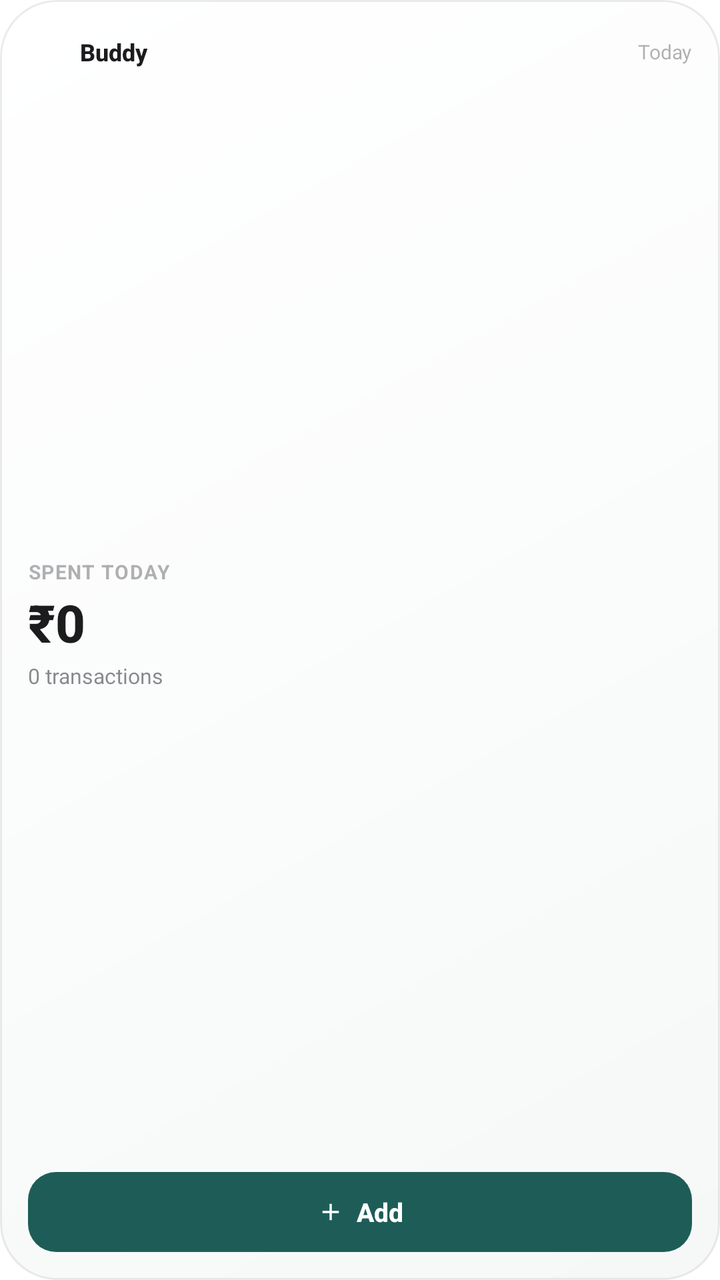
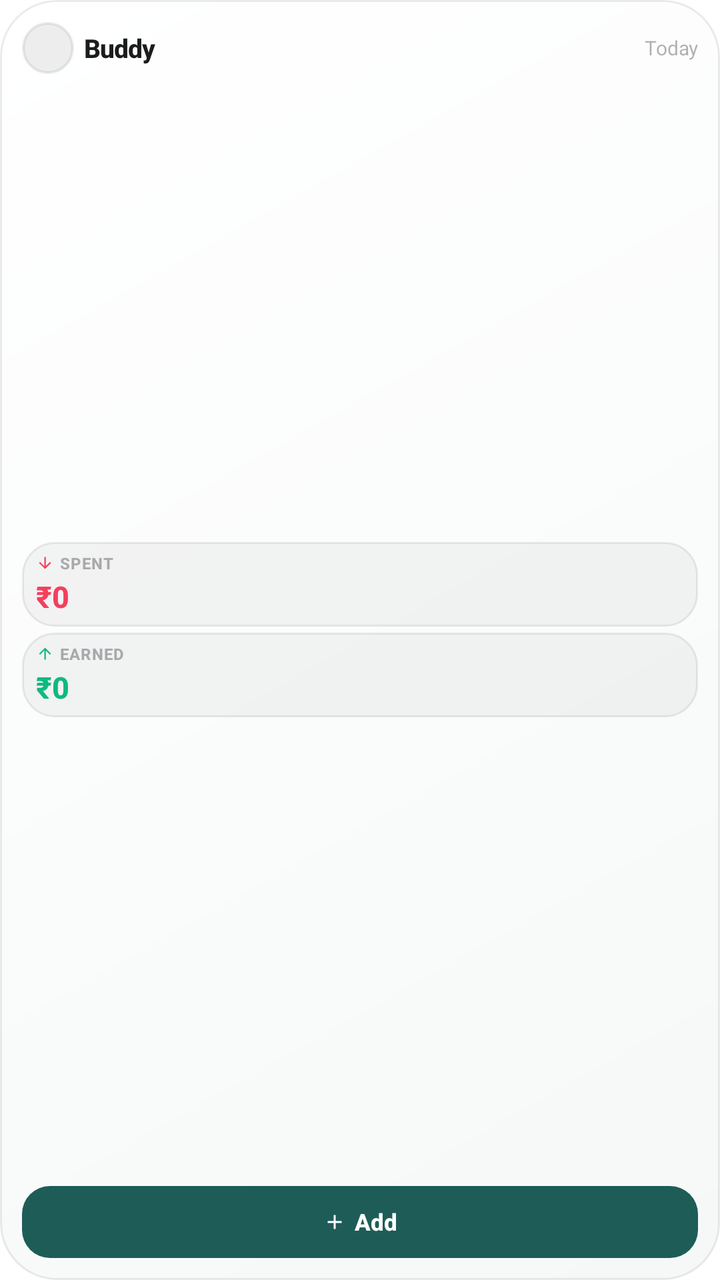

An Android layout rendered at two revisions. The XML below is the earlier revision; the diff shows what the commit changed to produce the second picture.
<!-- AndroidManifest.xml: fallback theme Theme.MaterialComponents.DayNight.NoActionBar -->
<!-- res/layout/widget_buddy_small.xml -->
<?xml version="1.0" encoding="utf-8"?>
<LinearLayout xmlns:android="http://schemas.android.com/apk/res/android"
    android:id="@android:id/background"
    android:layout_width="match_parent"
    android:layout_height="match_parent"
    android:background="@drawable/widget_bg"
    android:orientation="vertical"
    android:padding="14dp">

    
    <LinearLayout
        android:layout_width="match_parent"
        android:layout_height="24dp"
        android:gravity="center_vertical"
        android:orientation="horizontal">

        <ImageView
            android:layout_width="20dp"
            android:layout_height="20dp"
            android:contentDescription="@null"
            android:src="@mipmap/ic_launcher" />

        <TextView
            android:id="@+id/tv_app_name"
            android:layout_width="wrap_content"
            android:layout_height="wrap_content"
            android:layout_marginStart="6dp"
            android:fontFamily="sans-serif-medium"
            android:text="Buddy"
            android:textColor="@color/widget_text_primary"
            android:textSize="12sp"
            android:textStyle="bold" />

        <FrameLayout
            android:layout_width="0dp"
            android:layout_height="1dp"
            android:layout_weight="1" />

        <TextView
            android:id="@+id/tv_today_date"
            android:layout_width="wrap_content"
            android:layout_height="wrap_content"
            android:ellipsize="end"
            android:maxLines="1"
            android:text="Today"
            android:textColor="@color/widget_text_muted"
            android:textSize="10sp" />
    </LinearLayout>

    
    <LinearLayout
        android:layout_width="match_parent"
        android:layout_height="0dp"
        android:layout_weight="1"
        android:gravity="center_vertical"
        android:orientation="vertical">

        <TextView
            android:id="@+id/tv_spent_label"
            android:layout_width="wrap_content"
            android:layout_height="wrap_content"
            android:letterSpacing="0.05"
            android:text="SPENT TODAY"
            android:textColor="@color/widget_text_muted"
            android:textSize="10sp"
            android:textStyle="bold" />

        <TextView
            android:id="@+id/tv_hero_spent"
            android:layout_width="match_parent"
            android:layout_height="wrap_content"
            android:layout_marginTop="1dp"
            android:autoSizeMaxTextSize="28sp"
            android:autoSizeMinTextSize="18sp"
            android:autoSizeTextType="uniform"
            android:fontFamily="sans-serif-medium"
            android:maxLines="1"
            android:text="₹0"
            android:textColor="@color/widget_text_primary"
            android:textSize="26sp"
            android:textStyle="bold" />

        <TextView
            android:id="@+id/tv_secondary_hint"
            android:layout_width="match_parent"
            android:layout_height="wrap_content"
            android:layout_marginTop="2dp"
            android:ellipsize="end"
            android:maxLines="1"
            android:text="0 transactions"
            android:textColor="@color/widget_text_secondary"
            android:textSize="10.5sp" />
    </LinearLayout>

    
    <LinearLayout
        android:id="@+id/btn_widget_add"
        android:layout_width="match_parent"
        android:layout_height="40dp"
        android:background="@drawable/widget_btn_add"
        android:gravity="center"
        android:orientation="horizontal">

        <ImageView
            android:layout_width="14dp"
            android:layout_height="14dp"
            android:layout_marginEnd="6dp"
            android:contentDescription="@null"
            android:src="@drawable/ic_widget_add" />

        <TextView
            android:layout_width="wrap_content"
            android:layout_height="wrap_content"
            android:fontFamily="sans-serif-medium"
            android:text="Add"
            android:textColor="@color/widget_accent_text"
            android:textSize="13sp"
            android:textStyle="bold" />
    </LinearLayout>
</LinearLayout>
<!-- resources referenced by this layout -->
<resources>
  <color name="widget_accent_text">#FFFFFFFF</color>
  <color name="widget_text_muted">#663C3C43</color>
  <color name="widget_text_primary">#FF1C1C1E</color>
  <color name="widget_text_secondary">#993C3C43</color>
  <!-- drawable ic_widget_add (drawable) -->
  <vector xmlns:android="http://schemas.android.com/apk/res/android"
      android:width="24dp"
      android:height="24dp"
      android:viewportWidth="24"
      android:viewportHeight="24">
      <path
          android:fillColor="#FFFFFFFF"
          android:pathData="M19,13h-6v6h-2v-6H5v-2h6V5h2v6h6v2z" />
  </vector>
  <!-- drawable widget_bg (drawable) -->
  <?xml version="1.0" encoding="utf-8"?>
  <shape xmlns:android="http://schemas.android.com/apk/res/android"
      android:shape="rectangle">
      <gradient
          android:angle="315"
          android:startColor="@color/widget_bg_start"
          android:endColor="@color/widget_bg_end" />
      <stroke
          android:width="1dp"
          android:color="@color/widget_border" />
      <corners android:radius="@dimen/widget_radius" />
  </shape>
  <!-- drawable widget_btn_add (drawable) -->
  <?xml version="1.0" encoding="utf-8"?>
  <ripple xmlns:android="http://schemas.android.com/apk/res/android"
      android:color="#33FFFFFF">
      <item>
          <shape android:shape="rectangle">
              <solid android:color="@color/widget_accent" />
              <corners android:radius="14dp" />
          </shape>
      </item>
  </ripple>
  <!-- mipmap ic_launcher (mipmap-anydpi-v26) -->
  <?xml version="1.0" encoding="utf-8"?>
  <adaptive-icon xmlns:android="http://schemas.android.com/apk/res/android">
    <background android:drawable="@color/ic_launcher_background"/>
    <foreground android:drawable="@drawable/ic_launcher_foreground"/>
  </adaptive-icon>
  <color name="widget_bg_start">#FFFFFFFF</color>
  <color name="widget_bg_end">#FFF6F8F8</color>
  <color name="widget_border">#14000000</color>
  <dimen name="widget_radius">28dp</dimen>
  <color name="widget_accent">#FF1E5D57</color>
  <color name="ic_launcher_background">#011E26</color>
  <!-- drawable ic_launcher_foreground: png bitmap (drawable-hdpi, 15418 bytes) -->
</resources>

<!-- the commit's change to res/layout/widget_buddy_small.xml (unified diff, before → after) -->
@@ -5,42 +5,49 @@
     android:layout_height="match_parent"
     android:background="@drawable/widget_bg"
     android:orientation="vertical"
-    android:padding="14dp">
+    android:padding="11dp">
 
     
     <LinearLayout
+        android:id="@+id/layout_small_header"
         android:layout_width="match_parent"
-        android:layout_height="24dp"
+        android:layout_height="wrap_content"
         android:gravity="center_vertical"
         android:orientation="horizontal">
 
-        <ImageView
-            android:layout_width="20dp"
-            android:layout_height="20dp"
-            android:contentDescription="@null"
-            android:src="@mipmap/ic_launcher" />
+        <FrameLayout
+            android:layout_width="26dp"
+            android:layout_height="26dp"
+            android:background="@drawable/widget_icon_squircle">
+
+            <ImageView
+                android:layout_width="16dp"
+                android:layout_height="16dp"
+                android:layout_gravity="center"
+                android:contentDescription="@null"
+                android:src="@mipmap/ic_launcher" />
+        </FrameLayout>
 
         <TextView
             android:id="@+id/tv_app_name"
             android:layout_width="wrap_content"
             android:layout_height="wrap_content"
-            android:layout_marginStart="6dp"
+            android:layout_marginStart="5dp"
             android:fontFamily="sans-serif-medium"
+            android:letterSpacing="-0.02"
             android:text="Buddy"
             android:textColor="@color/widget_text_primary"
-            android:textSize="12sp"
+            android:textSize="13sp"
             android:textStyle="bold" />
-
-        <FrameLayout
-            android:layout_width="0dp"
-            android:layout_height="1dp"
-            android:layout_weight="1" />
 
         <TextView
             android:id="@+id/tv_today_date"
-            android:layout_width="wrap_content"
+            android:layout_width="0dp"
             android:layout_height="wrap_content"
+            android:layout_marginStart="3dp"
+            android:layout_weight="1"
             android:ellipsize="end"
+            android:gravity="end"
             android:maxLines="1"
             android:text="Today"
             android:textColor="@color/widget_text_muted"
@@ -49,72 +56,142 @@
 
     
     <LinearLayout
+        android:id="@+id/layout_small_stats"
         android:layout_width="match_parent"
         android:layout_height="0dp"
+        android:layout_marginTop="5dp"
+        android:layout_marginBottom="5dp"
         android:layout_weight="1"
         android:gravity="center_vertical"
         android:orientation="vertical">
 
-        <TextView
-            android:id="@+id/tv_spent_label"
-            android:layout_width="wrap_content"
-            android:layout_height="wrap_content"
-            android:letterSpacing="0.05"
-            android:text="SPENT TODAY"
-            android:textColor="@color/widget_text_muted"
-            android:textSize="10sp"
-            android:textStyle="bold" />
-
-        <TextView
-            android:id="@+id/tv_hero_spent"
+        
+        <LinearLayout
+            android:id="@+id/box_small_spent"
             android:layout_width="match_parent"
             android:layout_height="wrap_content"
-            android:layout_marginTop="1dp"
-            android:autoSizeMaxTextSize="28sp"
-            android:autoSizeMinTextSize="18sp"
-            android:autoSizeTextType="uniform"
-            android:fontFamily="sans-serif-medium"
-            android:maxLines="1"
-            android:text="₹0"
-            android:textColor="@color/widget_text_primary"
-            android:textSize="26sp"
-            android:textStyle="bold" />
+            android:background="@drawable/widget_stat_tile_bg"
+            android:orientation="vertical"
+            android:paddingStart="7dp"
+            android:paddingTop="5dp"
+            android:paddingEnd="7dp"
+            android:paddingBottom="5dp">
 
-        <TextView
-            android:id="@+id/tv_secondary_hint"
+            <LinearLayout
+                android:layout_width="match_parent"
+                android:layout_height="wrap_content"
+                android:gravity="center_vertical"
+                android:orientation="horizontal">
+
+                <ImageView
+                    android:layout_width="9dp"
+                    android:layout_height="9dp"
+                    android:contentDescription="@null"
+                    android:src="@drawable/ic_widget_arrow_down" />
+
+                <TextView
+                    android:id="@+id/tv_small_spent_label"
+                    android:layout_width="wrap_content"
+                    android:layout_height="wrap_content"
+                    android:layout_marginStart="3dp"
+                    android:fontFamily="sans-serif-medium"
+                    android:letterSpacing="0.04"
+                    android:text="SPENT"
+                    android:textColor="@color/widget_text_muted"
+                    android:textSize="8sp"
+                    android:textStyle="bold" />
+            </LinearLayout>
+
+            <TextView
+                android:id="@+id/tv_hero_spent"
+                android:layout_width="match_parent"
+                android:layout_height="wrap_content"
+                android:layout_marginTop="1dp"
+                android:fontFamily="sans-serif-medium"
+                android:maxLines="1"
+                android:text="₹0"
+                android:textColor="@color/widget_expense"
+                android:textSize="15sp"
+                android:textStyle="bold" />
+        </LinearLayout>
+
+        
+        <LinearLayout
+            android:id="@+id/box_small_earned"
             android:layout_width="match_parent"
             android:layout_height="wrap_content"
-            android:layout_marginTop="2dp"
-            android:ellipsize="end"
-            android:maxLines="1"
-            android:text="0 transactions"
-            android:textColor="@color/widget_text_secondary"
-            android:textSize="10.5sp" />
+            android:layout_marginTop="3dp"
+            android:background="@drawable/widget_stat_tile_bg"
+            android:orientation="vertical"
+            android:paddingStart="7dp"
+            android:paddingTop="5dp"
+            android:paddingEnd="7dp"
+            android:paddingBottom="5dp">
+
+            <LinearLayout
+                android:layout_width="match_parent"
+                android:layout_height="wrap_content"
+                android:gravity="center_vertical"
+                android:orientation="horizontal">
+
+                <ImageView
+                    android:layout_width="9dp"
+                    android:layout_height="9dp"
+                    android:contentDescription="@null"
+                    android:src="@drawable/ic_widget_arrow_up" />
+
+                <TextView
+                    android:id="@+id/tv_small_earned_label"
+                    android:layout_width="wrap_content"
+                    android:layout_height="wrap_content"
+                    android:layout_marginStart="3dp"
+                    android:fontFamily="sans-serif-medium"
+                    android:letterSpacing="0.04"
+                    android:text="EARNED"
+                    android:textColor="@color/widget_text_muted"
+                    android:textSize="8sp"
+                    android:textStyle="bold" />
+            </LinearLayout>
+
+            <TextView
+                android:id="@+id/tv_hero_earned"
+                android:layout_width="match_parent"
+                android:layout_height="wrap_content"
+                android:layout_marginTop="1dp"
+                android:fontFamily="sans-serif-medium"
+                android:maxLines="1"
+                android:text="₹0"
+                android:textColor="@color/widget_income"
+                android:textSize="15sp"
+                android:textStyle="bold" />
+        </LinearLayout>
     </LinearLayout>
 
     
     <LinearLayout
         android:id="@+id/btn_widget_add"
         android:layout_width="match_parent"
-        android:layout_height="40dp"
+        android:layout_height="36dp"
         android:background="@drawable/widget_btn_add"
         android:gravity="center"
         android:orientation="horizontal">
 
         <ImageView
-            android:layout_width="14dp"
-            android:layout_height="14dp"
-            android:layout_marginEnd="6dp"
+            android:layout_width="12dp"
+            android:layout_height="12dp"
             android:contentDescription="@null"
             android:src="@drawable/ic_widget_add" />
 
         <TextView
+            android:id="@+id/tv_small_add_label"
             android:layout_width="wrap_content"
             android:layout_height="wrap_content"
+            android:layout_marginStart="4dp"
             android:fontFamily="sans-serif-medium"
             android:text="Add"
             android:textColor="@color/widget_accent_text"
-            android:textSize="13sp"
+            android:textSize="11.5sp"
             android:textStyle="bold" />
     </LinearLayout>
+
 </LinearLayout>
<!-- resource entries referenced after the edit -->
@@ -1,9 +1,10 @@
 <!-- resources referenced by this layout -->
 <resources>
   <color name="widget_accent_text">#FFFFFFFF</color>
+  <color name="widget_expense">#FFF43F5E</color>
+  <color name="widget_income">#FF10B981</color>
   <color name="widget_text_muted">#663C3C43</color>
   <color name="widget_text_primary">#FF1C1C1E</color>
-  <color name="widget_text_secondary">#993C3C43</color>
   <!-- drawable ic_widget_add (drawable) -->
   <vector xmlns:android="http://schemas.android.com/apk/res/android"
       android:width="24dp"
@@ -13,6 +14,26 @@
       <path
           android:fillColor="#FFFFFFFF"
           android:pathData="M19,13h-6v6h-2v-6H5v-2h6V5h2v6h6v2z" />
+  </vector>
+  <!-- drawable ic_widget_arrow_down (drawable) -->
+  <vector xmlns:android="http://schemas.android.com/apk/res/android"
+      android:width="24dp"
+      android:height="24dp"
+      android:viewportWidth="24"
+      android:viewportHeight="24">
+      <path
+          android:fillColor="@color/widget_expense"
+          android:pathData="M20,12l-1.41,-1.41L13,16.17V4h-2v12.17l-5.58,-5.59L4,12l8,8 8,-8z" />
+  </vector>
+  <!-- drawable ic_widget_arrow_up (drawable) -->
+  <vector xmlns:android="http://schemas.android.com/apk/res/android"
+      android:width="24dp"
+      android:height="24dp"
+      android:viewportWidth="24"
+      android:viewportHeight="24">
+      <path
+          android:fillColor="@color/widget_income"
+          android:pathData="M4,12l1.41,1.41L11,7.83V20h2V7.83l5.58,5.59L20,12l-8,-8 -8,8z" />
   </vector>
   <!-- drawable widget_bg (drawable) -->
   <?xml version="1.0" encoding="utf-8"?>
@@ -38,6 +59,26 @@
           </shape>
       </item>
   </ripple>
+  <!-- drawable widget_icon_squircle (drawable) -->
+  <?xml version="1.0" encoding="utf-8"?>
+  <shape xmlns:android="http://schemas.android.com/apk/res/android"
+      android:shape="rectangle">
+      <solid android:color="@color/widget_surface_elevated" />
+      <corners android:radius="14dp" />
+      <stroke
+          android:width="1.2dp"
+          android:color="@color/widget_border" />
+  </shape>
+  <!-- drawable widget_stat_tile_bg (drawable) -->
+  <?xml version="1.0" encoding="utf-8"?>
+  <shape xmlns:android="http://schemas.android.com/apk/res/android"
+      android:shape="rectangle">
+      <solid android:color="@color/widget_surface" />
+      <corners android:radius="16dp" />
+      <stroke
+          android:width="1dp"
+          android:color="@color/widget_border" />
+  </shape>
   <!-- mipmap ic_launcher (mipmap-anydpi-v26) -->
   <?xml version="1.0" encoding="utf-8"?>
   <adaptive-icon xmlns:android="http://schemas.android.com/apk/res/android">
@@ -49,6 +90,8 @@
   <color name="widget_border">#14000000</color>
   <dimen name="widget_radius">28dp</dimen>
   <color name="widget_accent">#FF1E5D57</color>
+  <color name="widget_surface_elevated">#12000000</color>
+  <color name="widget_surface">#0A000000</color>
   <color name="ic_launcher_background">#011E26</color>
   <!-- drawable ic_launcher_foreground: png bitmap (drawable-hdpi, 15418 bytes) -->
 </resources>
